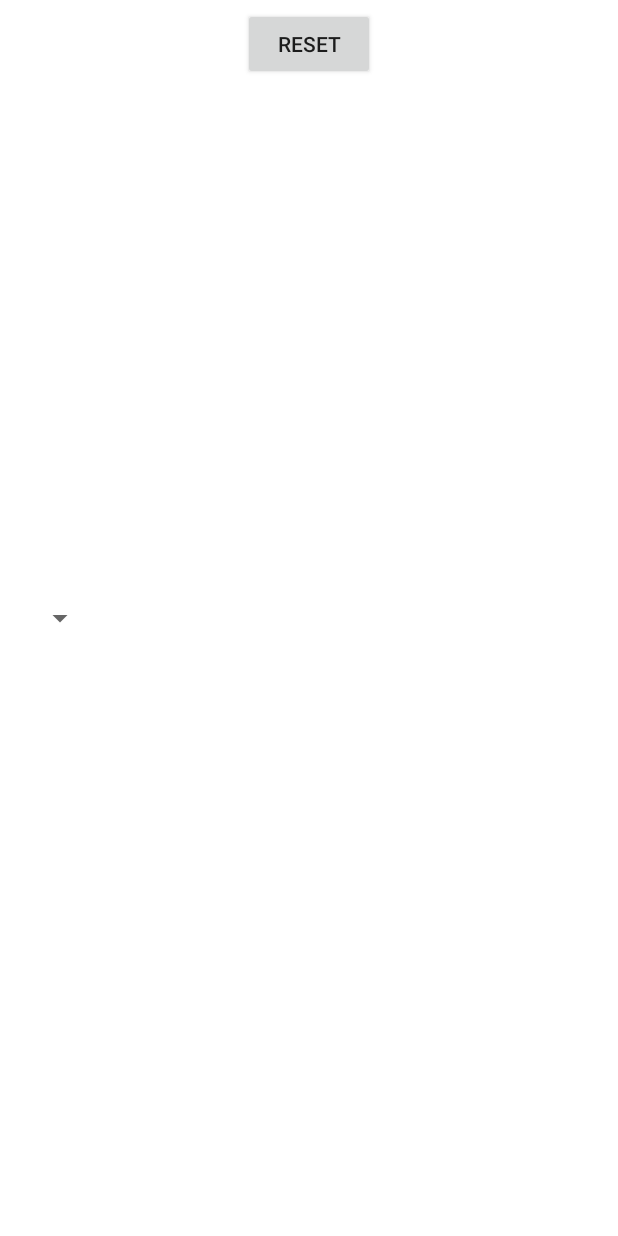
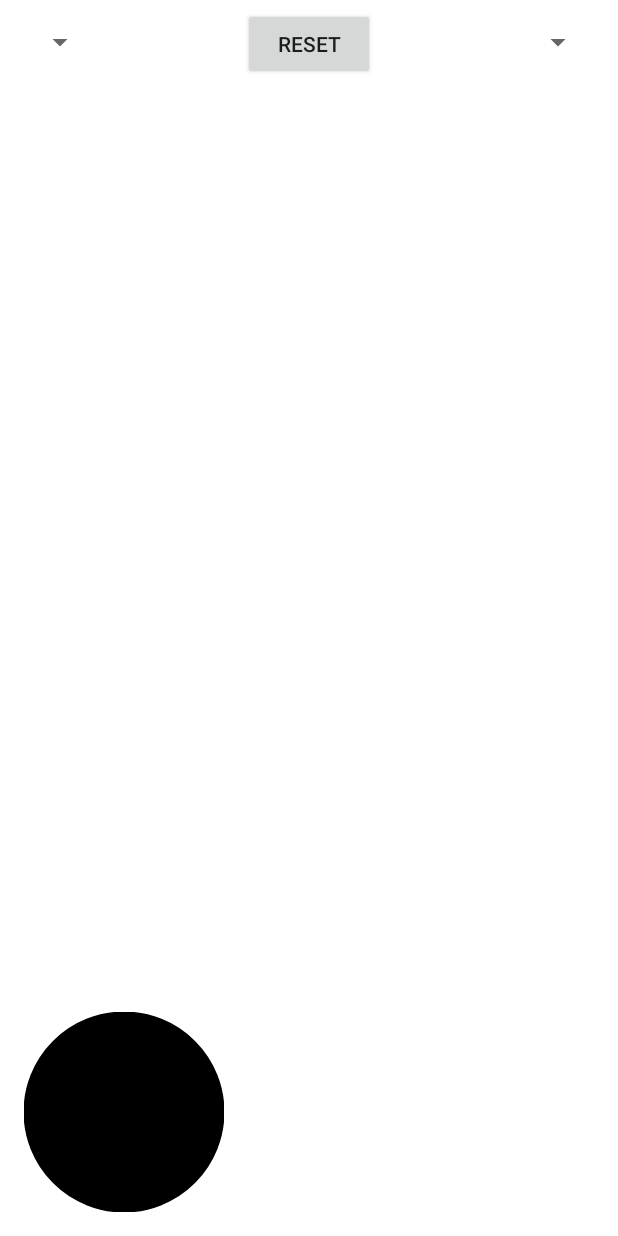
Before and after one commit to mvb0005/RevolvingFours, an Android app: the layout fragment_top.xml on its own in the app's theme, with its tools: preview values and no code run, on a phone screen of 412 x 824 dp. Run offline under Robolectric (Android 15) with nearby library versions, the phone set to English and light mode, and no system bars.

Commit message:
Finishing Touches

```diff
--- /dev/null
+++ b/app/src/main/java/edu/auburn/respectedprocess/revolvingfour/views/CheckerView.java
@@ -0,0 +1,58 @@
+package edu.auburn.respectedprocess.revolvingfour.views;
+
+import android.content.Context;
+import android.graphics.Canvas;
+import android.graphics.Color;
+import android.graphics.Paint;
+import android.support.annotation.Nullable;
+import android.util.AttributeSet;
+import android.view.View;
+
+/**
+ * Created by mvb0005 on 4/29/18.
+ */
+
+public class CheckerView extends View {
+    int color;
+    Paint p;
+    public CheckerView(Context context) {
+        super(context);
+        init();
+    }
+
+    public CheckerView(Context context, @Nullable AttributeSet attrs) {
+        super(context, attrs);
+        init();
+    }
+
+    public CheckerView(Context context, @Nullable AttributeSet attrs, int defStyleAttr) {
+        super(context, attrs, defStyleAttr);
+        init();
+    }
+
+    public CheckerView(Context context, @Nullable AttributeSet attrs, int defStyleAttr, int defStyleRes) {
+        super(context, attrs, defStyleAttr, defStyleRes);
+        init();
+    }
+
+    public void init(){
+        p = new Paint();
+        color = Color.BLACK;
+        p.setColor(color);
+        p.setStyle(Paint.Style.FILL_AND_STROKE);
+        p.setStrokeWidth(1);
+
+    }
+
+    @Override
+    protected void onDraw(Canvas canvas) {
+        super.onDraw(canvas);
+        canvas.drawCircle(100,100, 100, p);
+    }
+
+    public void setColor(int c){
+        color = c;
+        p.setColor(c);
+        invalidate();
+    }
+}
--- a/app/src/main/java/edu/auburn/respectedprocess/revolvingfour/views/GameBoardView.java
+++ b/app/src/main/java/edu/auburn/respectedprocess/revolvingfour/views/GameBoardView.java
@@ -69,6 +69,10 @@ public class GameBoardView extends View {
 
     public  boolean isSafeToMove() {
         return safeToMove;
+    }
+
+    public void setSafeToMove(boolean safe){
+        safeToMove = safe;
     }
     @Override
     protected void onDraw(Canvas canvas) {
@@ -442,8 +446,6 @@ public class GameBoardView extends View {
             return total;
         }
 
-
-
         void doGravity(){
             int minRow;
             Circle c;
--- a/app/src/main/res/layout/fragment_top.xml
+++ b/app/src/main/res/layout/fragment_top.xml
@@ -35,9 +35,9 @@
         android:layout_width="wrap_content"
         android:layout_height="wrap_content"
         android:layout_marginStart="16dp"
+        android:layout_marginTop="16dp"
         android:text="Black"
         android:textAppearance="@style/TextAppearance.AppCompat.Medium"
-        app:layout_constraintBottom_toBottomOf="parent"
         app:layout_constraintStart_toStartOf="parent"
         app:layout_constraintTop_toTopOf="parent" />
 
@@ -46,10 +46,31 @@
         android:layout_width="wrap_content"
         android:layout_height="wrap_content"
         android:layout_marginEnd="16dp"
+        android:layout_marginTop="16dp"
         android:text="Red"
         android:textAppearance="@style/TextAppearance.AppCompat.Medium"
+        android:visibility="visible"
+        app:layout_constraintEnd_toEndOf="parent"
+        app:layout_constraintTop_toTopOf="parent" />
+
+    <view
+        android:id="@+id/player1Checker"
+        class="edu.auburn.respectedprocess.revolvingfour.views.CheckerView"
+        android:layout_width="200px"
+        android:layout_height="200px"
+        android:layout_marginBottom="16dp"
+        android:layout_marginStart="16dp"
+        app:layout_constraintBottom_toBottomOf="parent"
+        app:layout_constraintStart_toStartOf="parent" />
+
+    <view
+        android:id="@+id/player2Checker"
+        class="edu.auburn.respectedprocess.revolvingfour.views.CheckerView"
+        android:layout_width="200px"
+        android:layout_height="200px"
+        android:layout_marginBottom="16dp"
+        android:layout_marginEnd="16dp"
         android:visibility="invisible"
         app:layout_constraintBottom_toBottomOf="parent"
-        app:layout_constraintEnd_toEndOf="parent"
-        app:layout_constraintTop_toTopOf="parent" />
+        app:layout_constraintEnd_toEndOf="parent" />
 </android.support.constraint.ConstraintLayout>
```
Also changed, not shown: app/src/main/java/edu/auburn/respectedprocess/revolvingfour/MainActivity.java (+7 -1 lines), app/src/main/java/edu/auburn/respectedprocess/revolvingfour/TopFragment.java (+26 -3 lines), 2 other files.
